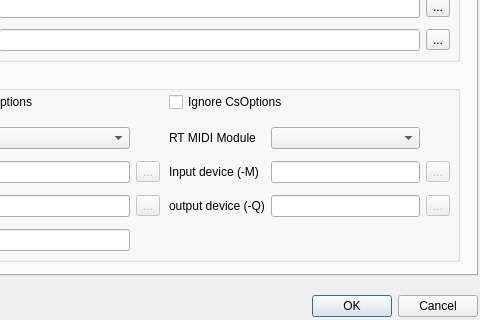
First picture: the form in src/configdialog.ui, repository CsoundQt/CsoundQt, before the edit; both pictures show x 143 to 623 and y 265 to 585 of the 623 by 585 pixel window.
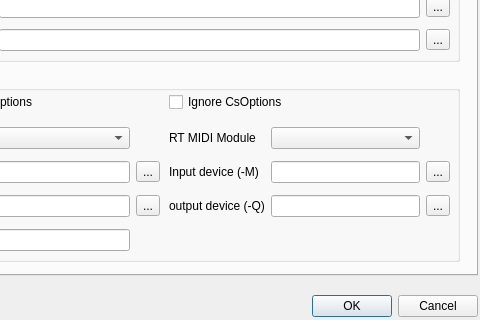
Second picture: the form after the edit.

```diff
--- a/src/configdialog.ui
+++ b/src/configdialog.ui
@@ -277,10 +277,7 @@
         <widget class="QLineEdit" name="RtInputLineEdit" />
        </item>
        <item row="1" column="2" >
-        <widget class="QToolButton" name="toolButton_7" >
-         <property name="enabled" >
-          <bool>false</bool>
-         </property>
+        <widget class="QToolButton" name="audioInputToolButton" >
          <property name="text" >
           <string>...</string>
          </property>
@@ -297,10 +294,7 @@
         <widget class="QLineEdit" name="RtOutputLineEdit" />
        </item>
        <item row="2" column="2" >
-        <widget class="QToolButton" name="toolButton_8" >
-         <property name="enabled" >
-          <bool>false</bool>
-         </property>
+        <widget class="QToolButton" name="audioOutputToolButton" >
          <property name="text" >
           <string>...</string>
          </property>
@@ -353,10 +347,7 @@
         <widget class="QLineEdit" name="RtMidiInputLineEdit" />
        </item>
        <item row="1" column="2" >
-        <widget class="QToolButton" name="toolButton_11" >
-         <property name="enabled" >
-          <bool>false</bool>
-         </property>
+        <widget class="QToolButton" name="midiInputToolButton" >
          <property name="text" >
           <string>...</string>
          </property>
@@ -373,10 +364,7 @@
         <widget class="QLineEdit" name="RtMidiOutputLineEdit" />
        </item>
        <item row="2" column="2" >
-        <widget class="QToolButton" name="toolButton_12" >
-         <property name="enabled" >
-          <bool>false</bool>
-         </property>
+        <widget class="QToolButton" name="midiOutputToolButton" >
          <property name="text" >
           <string>...</string>
          </property>
```
